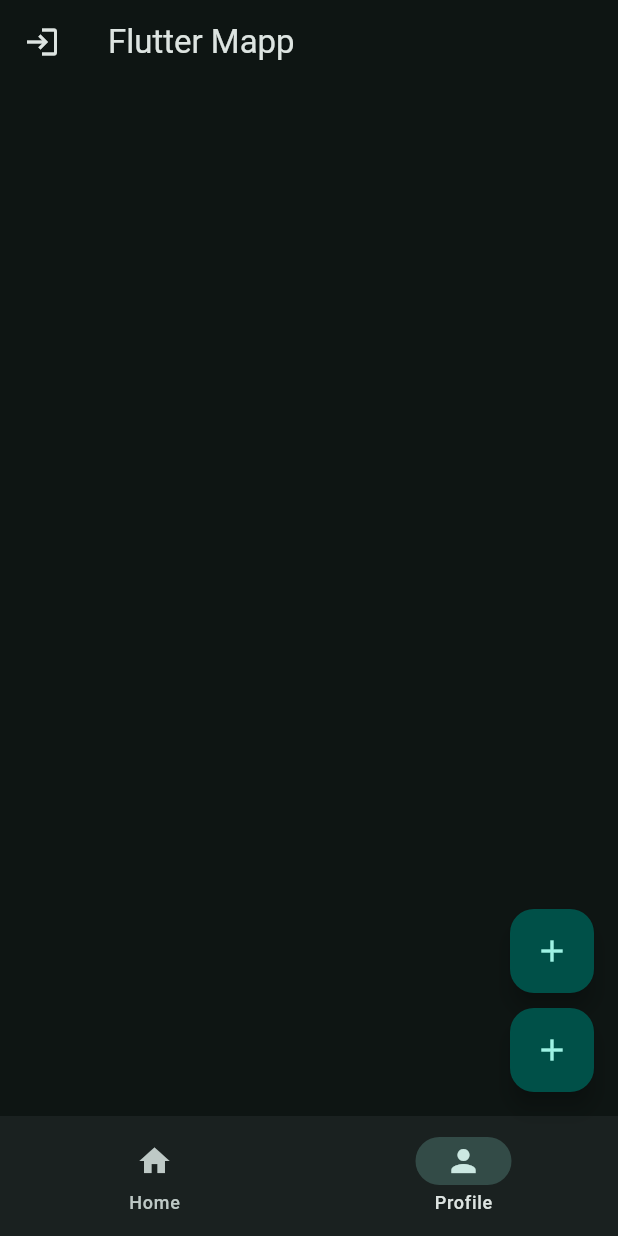
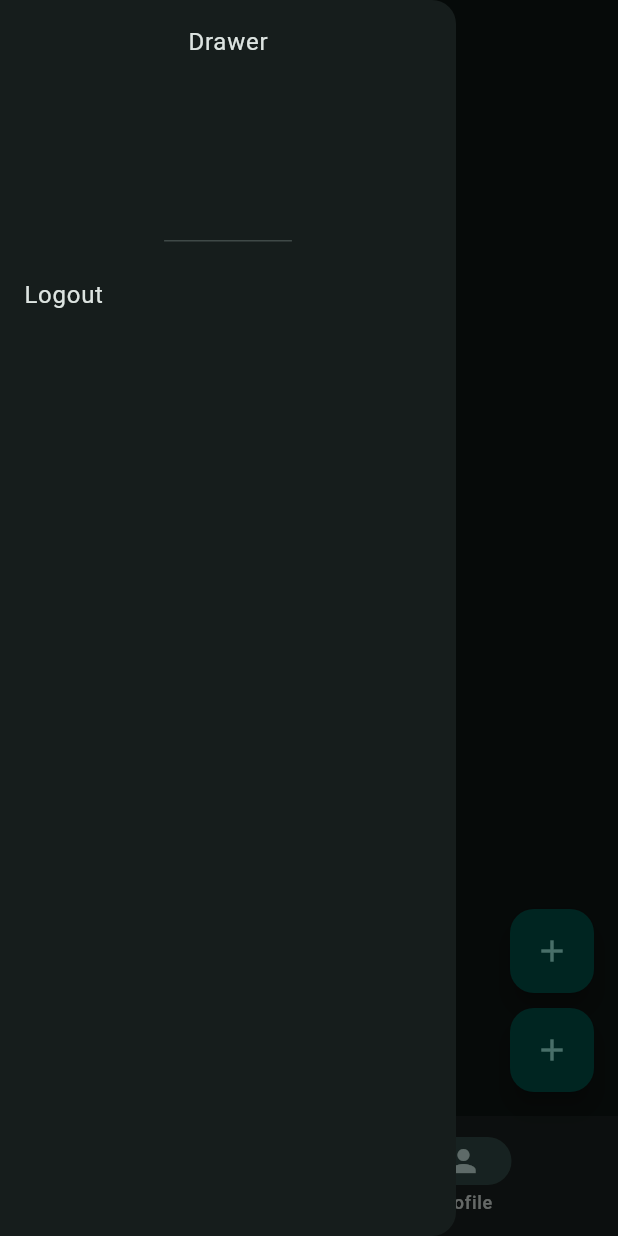
Before and after one commit to sanke46/fitness_crm, a Flutter app: the screen it shows after launch, with the side drawer open (before the commit the screen has no drawer), on a phone screen of 412 x 824 dp. Run offline on Flutter 3.47's test engine with Material 3 defaults, Android fonts, the phone set to English and light mode, and no system bars.

Commit message:
check Drawer

```diff
--- a/lib/main.dart
+++ b/lib/main.dart
@@ -22,10 +22,14 @@ class MyApp extends StatelessWidget {
         ),
       ),
       home: Scaffold(
-        appBar: AppBar(
-          title: Text('Flutter Mapp'),
-          centerTitle: false,
-          leading: Icon(Icons.login),
+        appBar: AppBar(title: Text('Flutter Mapp'), centerTitle: false),
+        drawer: Drawer(
+          child: Column(
+            children: [
+              DrawerHeader(child: Text("Drawer")),
+              ListTile(title: Text("Logout")),
+            ],
+          ),
         ),
         floatingActionButton: Column(
           mainAxisSize: MainAxisSize.min,
```
